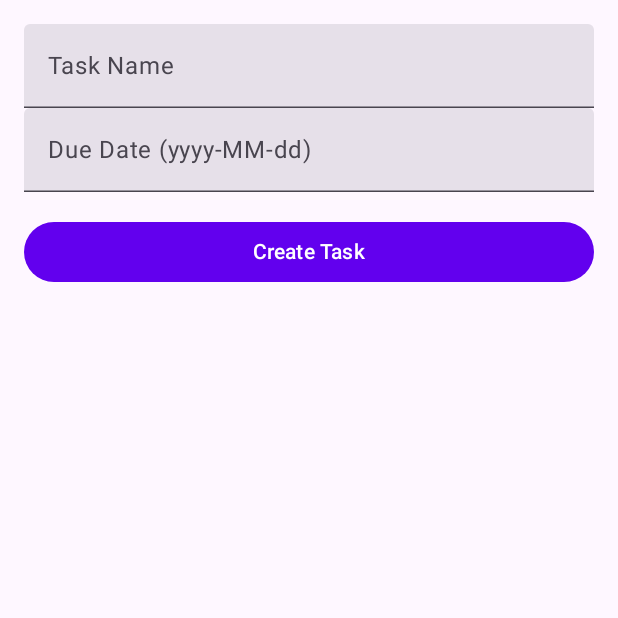
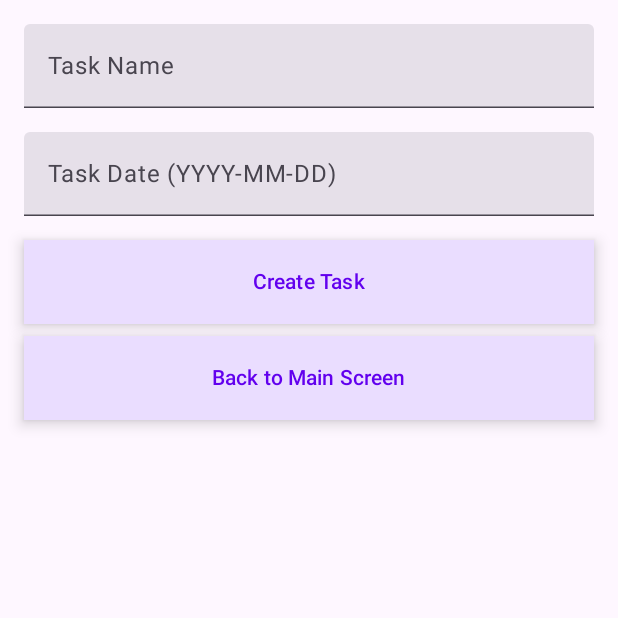
Before and after one commit to Jimmy-Legg/Kotlin-Nathan-Jimmy, an Android app built with Jetpack Compose: the screen it shows after launch (MainActivity), after a tap on "Add Todo", on a phone screen of 412 x 824 dp, the top half of it. Run offline under Robolectric (Android 15) with nearby library versions, the phone set to English and light mode, and no system bars; libraries missing offline, so code that uses them is left out: com.google.firebase.crashlytics; 2 statements that could not run were skipped.

Commit message:
Added : - Scrollable task list - Delete Button - Checked task - Style of all app - Back button when adding

```diff
--- a/androidApp/src/main/java/com/example/todolistmultiplatform/android/MainActivity.kt
+++ b/androidApp/src/main/java/com/example/todolistmultiplatform/android/MainActivity.kt
@@ -27,11 +27,11 @@ class MainActivity : ComponentActivity() {
     override fun onCreate(savedInstanceState: Bundle?) {
         super.onCreate(savedInstanceState)
 
-        val todoListJson = loadJsonFile("todo_list.json")
+        val todoListJson = loadJsonFile()
         todoList = parseTodoList(todoListJson ?: defaultJson)
 
         if (todoListJson == null) {
-            createDefaultJsonFile("todo_list.json")
+            createDefaultJsonFile()
         }
 
         setContent {
@@ -41,22 +41,38 @@ class MainActivity : ComponentActivity() {
                     color = MaterialTheme.colorScheme.background
                 ) {
                     val navController = rememberNavController()
-                    NavGraph(navController, todoList) { newTodo -> updateTodoList(todoList + newTodo) }
+                    NavGraph(
+                        navController = navController,
+                        todoList = todoList,
+                        onAddTodo = { newTodoList -> updateTodoList(newTodoList) },
+                        onDeleteTask = { deletedTodo -> deleteTask(deletedTodo) },
+                        onCheckboxClicked = { todo, isChecked -> updateTodoStatus(todo, isChecked) }
+                    )
                 }
             }
         }
     }
 
+    private fun deleteTask(todo: Todo) {
+        val updatedTodoList = todoList.filterNot { it == todo }
+        updateTodoList(updatedTodoList)
+    }
+
     private fun updateTodoList(newTodoList: List<Todo>) {
         todoList = newTodoList
-        saveTodoList("todo_list.json", newTodoList)
+        saveTodoList(newTodoList)
     }
 
-    private fun saveTodoList(fileName: String, todoList: List<Todo>) {
+    private fun updateTodoStatus(todo: Todo, isChecked: Boolean) {
+        val updatedTodoList = todoList.map { if (it == todo) it.copy(isDone = isChecked) else it }
+        updateTodoList(updatedTodoList)
+    }
+
+    private fun saveTodoList(todoList: List<Todo>) {
         try {
             val gson = Gson()
             val jsonData = gson.toJson(todoList)
-            val outputStream: OutputStream = openFileOutput(fileName, MODE_PRIVATE)
+            val outputStream: OutputStream = openFileOutput("todo_list.json", MODE_PRIVATE)
             outputStream.write(jsonData.toByteArray())
             outputStream.close()
         } catch (e: IOException) {
@@ -64,9 +80,9 @@ class MainActivity : ComponentActivity() {
         }
     }
 
-    private fun loadJsonFile(fileName: String): String? {
+    private fun loadJsonFile(): String? {
         return try {
-            val inputStream = openFileInput(fileName)
+            val inputStream = openFileInput("todo_list.json")
             val size = inputStream.available()
             val buffer = ByteArray(size)
             inputStream.read(buffer)
@@ -78,9 +94,9 @@ class MainActivity : ComponentActivity() {
         }
     }
 
-    private fun createDefaultJsonFile(fileName: String) {
+    private fun createDefaultJsonFile() {
         try {
-            val outputStream: OutputStream = openFileOutput(fileName, MODE_PRIVATE)
+            val outputStream: OutputStream = openFileOutput("todo_list.json", MODE_PRIVATE)
             outputStream.write(defaultJson.toByteArray())
             outputStream.close()
         } catch (e: IOException) {
@@ -91,6 +107,6 @@ class MainActivity : ComponentActivity() {
     private fun parseTodoList(json: String): List<Todo> {
         val gson = Gson()
         val listType = object : TypeToken<List<Todo>>() {}.type
-        return gson.fromJson<List<Todo>>(json, listType)
+        return gson.fromJson(json, listType)
     }
 }
--- a/androidApp/src/main/java/com/example/todolistmultiplatform/android/views/AppMainScreen.kt
+++ b/androidApp/src/main/java/com/example/todolistmultiplatform/android/views/AppMainScreen.kt
@@ -1,70 +1,108 @@
 package com.example.todolistmultiplatform.android.views
 
-import androidx.compose.foundation.layout.Box
-import androidx.compose.foundation.layout.Column
-import androidx.compose.foundation.layout.fillMaxSize
+import androidx.compose.foundation.layout.*
+import androidx.compose.foundation.shape.RoundedCornerShape
 import androidx.compose.material.icons.Icons
 import androidx.compose.material.icons.filled.Add
-import androidx.compose.material3.FloatingActionButton
-import androidx.compose.material3.Icon
-import androidx.compose.material3.MaterialTheme
-import androidx.compose.material3.Surface
-import androidx.compose.material3.Text
-import androidx.compose.material3.contentColorFor
+import androidx.compose.material3.*
 import androidx.compose.runtime.Composable
-import androidx.compose.runtime.mutableStateOf
-import androidx.compose.runtime.remember
-import androidx.compose.ui.Alignment
 import androidx.compose.ui.Modifier
 import androidx.compose.ui.graphics.Color
+import androidx.compose.ui.unit.dp
 import com.example.todolistmultiplatform.android.item.Todo
+import androidx.compose.foundation.lazy.LazyColumn
+import androidx.compose.foundation.lazy.items
 
 @Composable
-fun AppMainScreen(todoList: List<Todo>, onNavigateToTaskCreation: () -> Unit) {
+fun AppMainScreen(
+    todoList: List<Todo>,
+    onNavigateToTaskCreation: () -> Unit,
+    onDeleteTask: (Todo) -> Unit,
+    onCheckboxClicked: (Todo, Boolean) -> Unit
+) {
     val backgroundColor = MaterialTheme.colorScheme.background
     val contentColor = contentColorFor(backgroundColor)
 
     Surface(modifier = Modifier.fillMaxSize(), color = backgroundColor) {
-        Box {
-            Column {
-                Greeting()
-                TodoList(todoList)
+        Column(modifier = Modifier.padding(16.dp)) {
+            Greeting(modifier = Modifier.padding(bottom = 16.dp))
+            Spacer(modifier = Modifier.height(16.dp))
+            Box(modifier = Modifier.weight(1f)) {
+                TodoList(
+                    todoList = todoList,
+                    onDelete = onDeleteTask,
+                    onCheckboxClicked = onCheckboxClicked
+                )
             }
-
-            val newTodoList = remember { mutableStateOf(todoList) }
-
+            Spacer(modifier = Modifier.height(16.dp))
             FloatingActionButton(
-                modifier = Modifier.align(Alignment.BottomEnd),
-                onClick = {
-                    onNavigateToTaskCreation()
-                },
-                containerColor = Color.Green,
-                contentColor = contentColor
-            ) {
-                Icon(Icons.Default.Add, contentDescription = "Add Todo")
-            }
+                onClick = { onNavigateToTaskCreation() },
+                modifier = Modifier.fillMaxWidth(),
+                contentColor = contentColor,
+                content = { Icon(Icons.Default.Add, contentDescription = "Add Todo") }
+            )
         }
     }
 }
 
 
+@Composable
+fun TodoList(todoList: List<Todo>, onDelete: (Todo) -> Unit, onCheckboxClicked: (Todo, Boolean) -> Unit) {
+    LazyColumn {
+        items(todoList) { todo ->
+            TodoItem(
+                todo = todo,
+                onDelete = { onDelete(todo) },
+                onCheckboxClicked = { isChecked -> onCheckboxClicked(todo, isChecked) }
+            )
+            Spacer(modifier = Modifier.height(8.dp))
+        }
+    }
+}
+
+@Composable
+fun TodoItem(todo: Todo, onDelete: () -> Unit, onCheckboxClicked: (Boolean) -> Unit) {
+    Surface(
+        shape = RoundedCornerShape(8.dp),
+        modifier = Modifier.fillMaxWidth()
+    ) {
+        Row(modifier = Modifier.padding(16.dp)) {
+            Column(modifier = Modifier.weight(1f)) {
+                Text(text = todo.name, style = MaterialTheme.typography.titleMedium)
+                Spacer(modifier = Modifier.height(4.dp))
+                Text(text = todo.date, style = MaterialTheme.typography.bodyMedium)
+                Spacer(modifier = Modifier.height(4.dp))
+                Text(
+                    text = if (todo.isDone) "Done" else "Not Done",
+                    style = MaterialTheme.typography.bodySmall,
+                    color = if (todo.isDone) Color.Green else Color.Red
+                )
+            }
+            Spacer(modifier = Modifier.width(16.dp))
+            Checkbox(
+                checked = todo.isDone,
+                onCheckedChange = { isChecked ->
+                    onCheckboxClicked(isChecked)
+                },
+                modifier = Modifier.size(24.dp)
+            )
+            Spacer(modifier = Modifier.height(8.dp))
+            FloatingActionButton(
+                onClick = onDelete,
+                modifier = Modifier.size(60.dp), // Set a smaller size for the button
+                content = {
+                    Text(text = "Delete")
+                }
+            )
+        }
+    }
+}
 
 
 @Composable
 fun Greeting(modifier: Modifier = Modifier) {
     Text(
-        text = "Hello !",
+        text = "Hello!",
         modifier = modifier
     )
 }
-
-@Composable
-fun TodoList(todoList: List<Todo>) {
-    Column {
-        todoList.forEach { todo ->
-            Text(text = todo.name)
-            Text(text = todo.date)
-            Text(text = if (todo.isDone) "Done" else "Not Done")
-        }
-    }
-}
--- a/androidApp/src/main/java/com/example/todolistmultiplatform/android/views/Nav.kt
+++ b/androidApp/src/main/java/com/example/todolistmultiplatform/android/views/Nav.kt
@@ -7,16 +7,27 @@ import androidx.navigation.compose.composable
 import com.example.todolistmultiplatform.android.item.Todo
 
 @Composable
-fun NavGraph(navController: NavHostController, todoList: List<Todo>, onAddTodo: (List<Todo>) -> Unit) {
+fun NavGraph(
+    navController: NavHostController,
+    todoList: List<Todo>,
+    onAddTodo: (List<Todo>) -> Unit,
+    onDeleteTask: (Todo) -> Unit,
+    onCheckboxClicked: (Todo, Boolean) -> Unit // Add this parameter
+) {
     NavHost(navController = navController, startDestination = "task_list") {
         composable("task_list") {
-            AppMainScreen(todoList, onNavigateToTaskCreation = {
-                navController.navigate("task_creation")
-            })
+            AppMainScreen(
+                todoList = todoList,
+                onNavigateToTaskCreation = {
+                    navController.navigate("task_creation")
+                },
+                onDeleteTask = onDeleteTask,
+                onCheckboxClicked = onCheckboxClicked // Pass down the callback
+            )
         }
         composable("task_creation") {
             TaskCreationScreen(
-                navController,
+                navController = navController,
                 onTaskCreated = { todo ->
                     val newTodoList = todoList.toMutableList()
                     newTodoList.add(todo)
--- a/androidApp/src/main/java/com/example/todolistmultiplatform/android/views/TaskCreationScreen.kt
+++ b/androidApp/src/main/java/com/example/todolistmultiplatform/android/views/TaskCreationScreen.kt
@@ -6,11 +6,10 @@ import androidx.compose.foundation.layout.fillMaxSize
 import androidx.compose.foundation.layout.fillMaxWidth
 import androidx.compose.foundation.layout.height
 import androidx.compose.foundation.layout.padding
-import androidx.compose.material3.Button
+import androidx.compose.material3.FloatingActionButton
 import androidx.compose.material3.MaterialTheme
 import androidx.compose.material3.Text
 import androidx.compose.material3.TextField
-import androidx.compose.material3.contentColorFor
 import androidx.compose.runtime.Composable
 import androidx.compose.runtime.mutableStateOf
 import androidx.compose.runtime.remember
@@ -22,11 +21,9 @@ import java.text.ParseException
 import java.text.SimpleDateFormat
 import java.util.Locale
 
+
 @Composable
 fun TaskCreationScreen(navController: NavHostController, onTaskCreated: (Todo) -> Unit) {
-    val backgroundColor = MaterialTheme.colorScheme.background
-    val contentColor = contentColorFor(backgroundColor)
-
     val name = remember { mutableStateOf("") }
     val date = remember { mutableStateOf("") }
 
@@ -52,17 +49,18 @@ fun TaskCreationScreen(navController: NavHostController, onTaskCreated: (Todo) -
             isError = !isNameValid.value,
             modifier = Modifier.fillMaxWidth()
         )
+        Spacer(modifier = Modifier.height(16.dp))
+
         TextField(
             value = date.value,
             onValueChange = { date.value = it },
-            label = { Text("Due Date (yyyy-MM-dd)") },
+            label = { Text("Task Date (YYYY-MM-DD)") },
             isError = !isDateValid.value,
             modifier = Modifier.fillMaxWidth()
         )
-
         Spacer(modifier = Modifier.height(16.dp))
 
-        Button(
+        FloatingActionButton(
             onClick = {
                 if (validateInputs()) {
                     onTaskCreated(Todo(name.value, date.value, false))
@@ -73,12 +71,29 @@ fun TaskCreationScreen(navController: NavHostController, onTaskCreated: (Todo) -
                     }
                 }
             },
-            modifier = Modifier.fillMaxWidth()
-        ) {
-            Text("Create Task")
-        }
+            modifier = Modifier.fillMaxWidth(),
+            contentColor = MaterialTheme.colorScheme.inversePrimary,
+            content = {
+                Text("Create Task", color = MaterialTheme.colorScheme.primary)
+            }
+        )
+
+        Spacer(modifier = Modifier.height(8.dp)) // Adding a smaller spacer
+
+        // Back to Main Screen Button
+        FloatingActionButton(
+            onClick = {
+                navController.navigate("task_list")
+            },
+            modifier = Modifier.fillMaxWidth(),
+            contentColor = MaterialTheme.colorScheme.inversePrimary,
+            content = {
+                Text("Back to Main Screen", color = MaterialTheme.colorScheme.primary)
+            }
+        )
     }
 }
+
 
 fun isValidDate(dateString: String): Boolean {
     return try {
```
